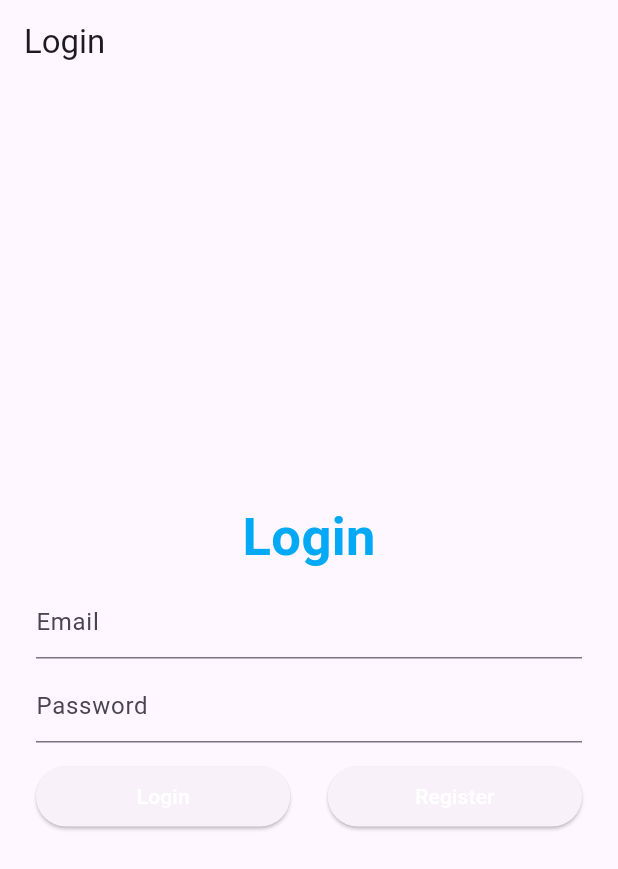
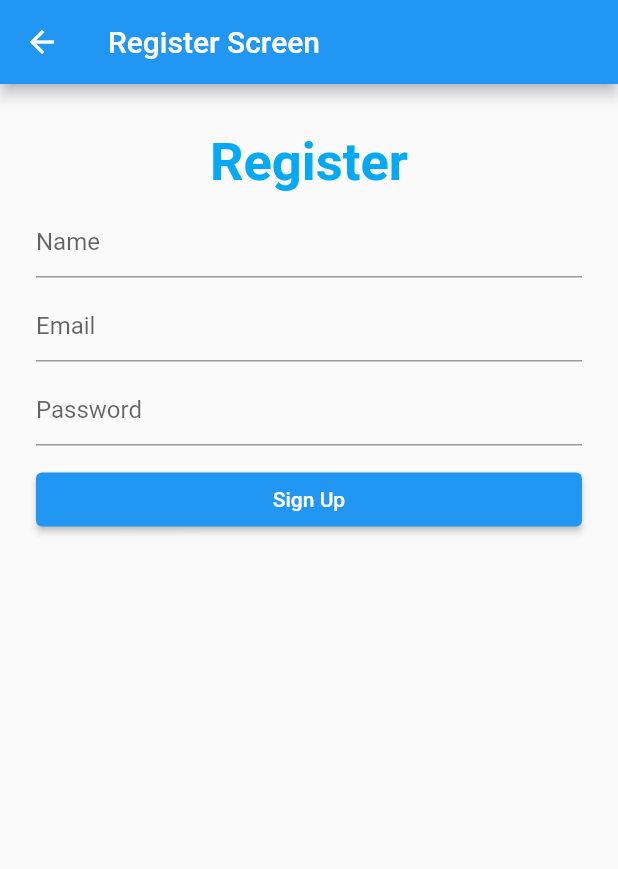
Before and after one commit to josue023/curso_flutter, a Flutter app: the screen it shows after launch, after a tap on "Register", on a phone screen of 412 x 824 dp. Shown: the top 869 px of the screen. Run offline on Flutter 3.47's test engine with Material 2 defaults, Android fonts, the light colour scheme and no system bars; our stand-ins replace cloud_firestore, dio, firebase_auth, firebase_core, font_awesome_flutter, google_fonts and 2 more; accounts and stored records are empty; network calls fail.

Commit message:
ejercicio completo, login y register

```diff
--- a/authenticationexample/lib/main.dart
+++ b/authenticationexample/lib/main.dart
@@ -12,11 +12,11 @@ class MyApp extends StatelessWidget {
   Widget build(BuildContext context) {
     return MaterialApp(
       title: 'Flutter Demo',
-      theme: ThemeData(
-
-        colorScheme: ColorScheme.fromSeed(seedColor: Colors.deepPurple),
-        useMaterial3: true,
-      ),
+      /*theme: ThemeData(
+        //primarySwatch: Colors.blue,
+        //colorScheme: ColorScheme.fromSeed(seedColor: Colors.blue),
+        //useMaterial3: true,
+      ),*/
       home: LoginScreen(),
       debugShowCheckedModeBanner: false,
     );
--- a/authenticationexample/lib/screens/login.dart
+++ b/authenticationexample/lib/screens/login.dart
@@ -1,3 +1,4 @@
+import 'package:authenticationexample/screens/register.dart';
 import 'package:authenticationexample/screens/userscreen.dart';
 import 'package:authenticationexample/utils/firebase_auth.dart';
 import 'package:firebase_auth/firebase_auth.dart';
@@ -17,7 +18,14 @@ class _LoginScreenState extends State<LoginScreen>{
   final _focusEmail = FocusNode();
   final _focusPassword = FocusNode();
 
-  bool _processing = false;
+  late bool _processing = false;
+
+  @override
+  void dispose() {
+    _emailFieldController.dispose();
+    _passwordFieldController.dispose();
+    super.dispose();
+  }
 
   @override
   Widget build(BuildContext context){
@@ -28,7 +36,7 @@ class _LoginScreenState extends State<LoginScreen>{
       },
       child: Scaffold(
         appBar: AppBar(
-          title: const Text("Login"),
+          title: Text("Login Screen")
         ),
         body: FutureBuilder(
           future: _initFirebase(),
@@ -67,9 +75,10 @@ class _LoginScreenState extends State<LoginScreen>{
                     ),
 
                     SizedBox(height: 12,),
+
                     _processing
                     ? CircularProgressIndicator()
-                    :Row(
+                    : Row(
                       mainAxisAlignment: MainAxisAlignment.spaceBetween,
                       children: [
                         Expanded(
@@ -93,25 +102,30 @@ class _LoginScreenState extends State<LoginScreen>{
 
                                 if(user != null){
                                   Navigator.of(context).pushReplacement(
-                                    MaterialPageRoute(
-                                        builder: (context) => UserScreen(user: user)
-                                    )
+                                      MaterialPageRoute(
+                                          builder: (context) => UserScreen(user: user)
+                                      )
                                   );
                                 }
 
                               },
+                              /*style: ElevatedButton.styleFrom(
+                                backgroundColor: Colors.blue
+                              ),*/
                               child: const Text(
                                 "Login",
                                 style: TextStyle(color: Colors.white),
-                              )
+                              ),
                           ),
                         ),
-                        SizedBox(width: 25,),
+                        const SizedBox(width: 25,),
 
                         Expanded(
                           child: ElevatedButton(
                               onPressed: (){
-
+                                Navigator.of(context).push(
+                                  MaterialPageRoute(builder: (context) => RegisterScreen())
+                                );
                               },
                               child: Text(
                                 "Register",
@@ -125,7 +139,7 @@ class _LoginScreenState extends State<LoginScreen>{
                 ),
               );
             }
-            return CircularProgressIndicator();
+            return const CircularProgressIndicator();
           },
         ),
       ),
@@ -136,4 +150,5 @@ class _LoginScreenState extends State<LoginScreen>{
     FirebaseApp firebaseApp = await Firebase.initializeApp();
     return firebaseApp;
   }
+
 }
--- /dev/null
+++ b/authenticationexample/lib/screens/register.dart
@@ -0,0 +1,120 @@
+import 'package:authenticationexample/screens/userscreen.dart';
+import 'package:authenticationexample/utils/firebase_auth.dart';
+import 'package:firebase_auth/firebase_auth.dart';
+import 'package:flutter/material.dart';
+
+class RegisterScreen extends StatefulWidget{
+
+  @override
+  _RegisterScreenState createState () => _RegisterScreenState();
+}
+
+class _RegisterScreenState extends State<RegisterScreen>{
+
+  final _nameFieldController = TextEditingController();
+  final _emailFieldController = TextEditingController();
+  final _passwordFieldController = TextEditingController();
+
+  final _focusName = FocusNode();
+  final _focusEmail = FocusNode();
+  final _focusPassword = FocusNode();
+
+  late bool _processing = false;
+
+  @override
+  Widget build(BuildContext context){
+    return GestureDetector(
+      onTap: (){
+        _focusName.unfocus();
+        _focusEmail.unfocus();
+        _focusPassword.unfocus();
+      },
+
+      child: Scaffold(
+        appBar: AppBar(
+          title: Text("Register Screen"),
+        ),
+        body: Padding(
+          padding: const EdgeInsets.all(24.0),
+          child: Center(
+            child: Column(
+              children: [
+                const Padding(
+                  padding: EdgeInsets.all(8.0),
+                  child: Text("Register",
+                    style: TextStyle(
+                        fontSize: 35,
+                        fontWeight: FontWeight.bold,
+                        color: Colors.lightBlue
+                    ),
+                  ),
+                ),
+                TextField(
+                  controller: _nameFieldController,
+                  focusNode: _focusName,
+                  decoration: const InputDecoration(
+                      hintText: "Name"
+                  ),
+                ),
+                SizedBox(height: 8,),
+
+                TextField(
+                  controller: _emailFieldController,
+                  focusNode: _focusEmail,
+                  decoration: const InputDecoration(
+                      hintText: "Email"
+                  ),
+                ),
+                SizedBox(height: 8,),
+
+                TextField(
+                  controller: _passwordFieldController,
+                  focusNode: _focusPassword,
+                  obscureText: true,
+                  decoration: const InputDecoration(
+                      hintText: "Password"
+                  ),
+                ),
+
+                SizedBox(height: 12,),
+
+                _processing
+                ? CircularProgressIndicator()
+                : Row(
+                  children: [
+                    Expanded(
+                      child: ElevatedButton(
+                          onPressed: () async {
+                            setState(() {
+                              _processing = true;
+                            });
+
+                            User? user = await FireAuth.singUpUsingEmailAndPass(
+                                name: _nameFieldController.text,
+                                email: _emailFieldController.text,
+                                pass: _passwordFieldController.text
+                            );
+
+                            setState(() {
+                              _processing = false;
+                            });
+
+                            if(user != null){
+                              Navigator.of(context).push(
+                                MaterialPageRoute(builder: (context) => UserScreen(user: user))
+                              );
+                            }
+                          },
+                          child: const Text("Sign Up", style: TextStyle(color: Colors.white),)
+                      ),
+                    ),
+                  ],
+                )
+              ],
+            ),
+          ),
+        ),
+      ),
+    );
+  }
+}
```
Also changed, not shown: authenticationexample/lib/utils/firebase_auth.dart (+31 -0 lines).
